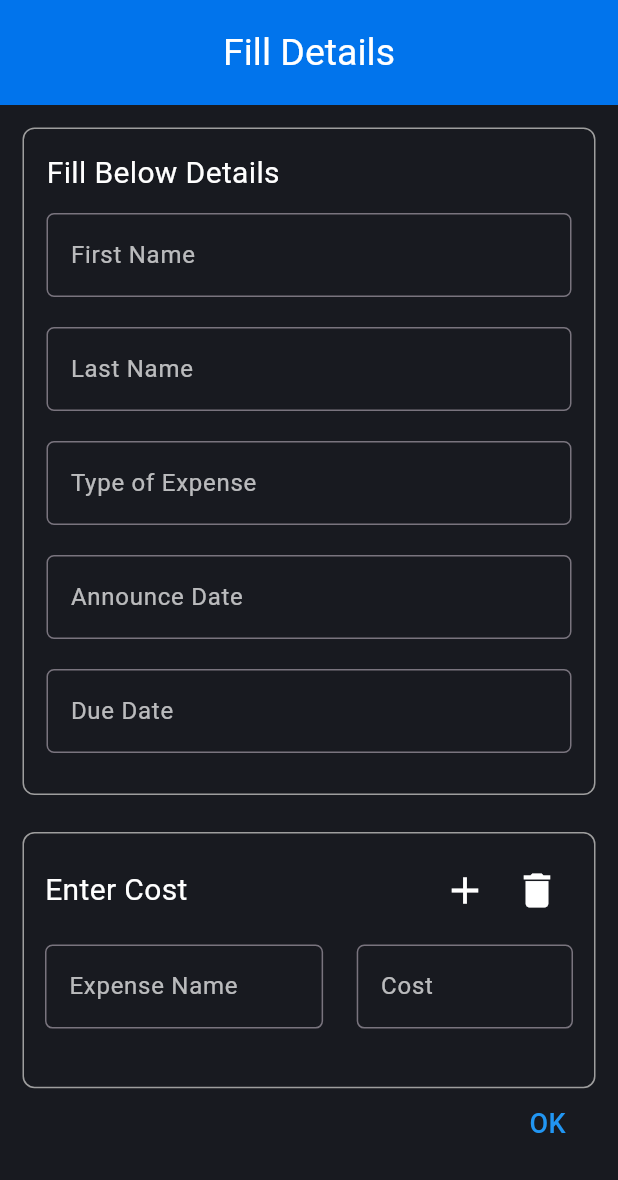
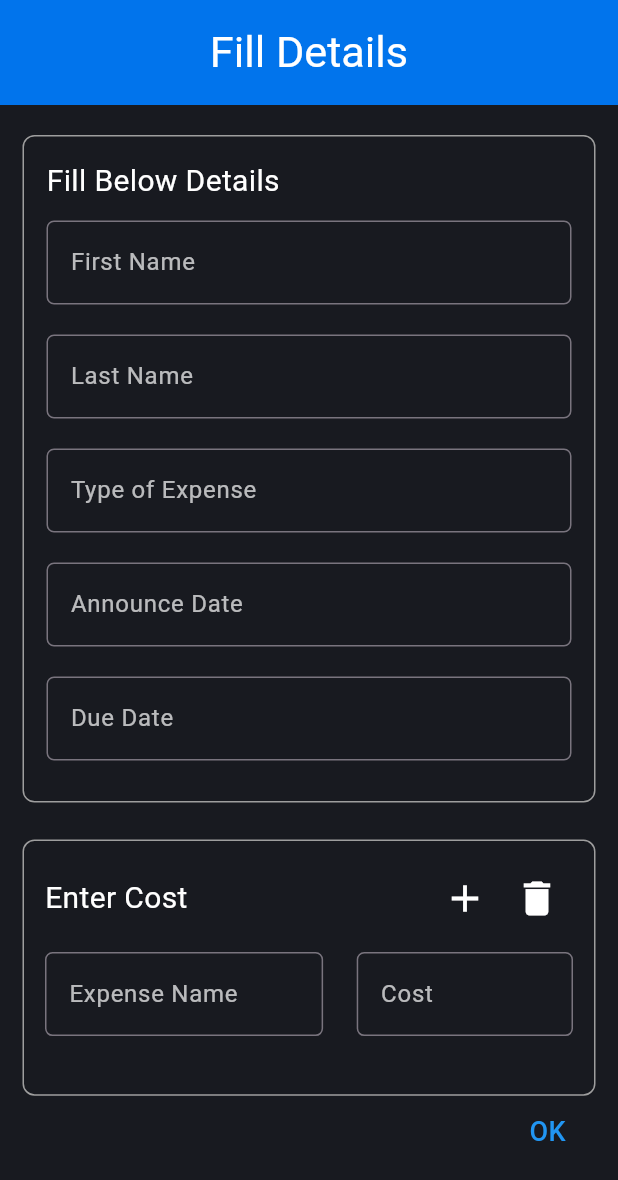
Before and after one commit to AnkitUmredkar/My_Practice, a Flutter app: the screen it shows after launch, after a tap on "Create New Invoice", on a phone screen of 412 x 824 dp. Shown: the top 1180 px of the screen. Run offline on Flutter 3.47's test engine with Material 3 defaults, Android fonts, the phone set to English and light mode, and no system bars; our stand-ins replace pdf, printing.

Commit message:
Initial commit

```diff
--- a/lib/Invoice Generator/Pdf.dart
+++ b/lib/Invoice Generator/Pdf.dart
@@ -35,7 +35,7 @@ class _PdfGeneratorState extends State<PdfGenerator> {
               )),
           title: Text(
             'PDF Preview',
-            style: TextStyle(color: Colors.white, fontSize: width * 0.05),
+            style: TextStyle(color: Colors.white, fontSize: width * 0.07),
           ),
         ),
         body: PdfPreview(
@@ -135,7 +135,7 @@ Future<Uint8List> generatePdf(double width, double height) async {
                                   color: const PdfColor.fromInt(0xff383738)))),
                       pd.Align(
                         alignment: pd.Alignment.centerRight,
-                        child: pd.Text('${invoiceList[SelectedIndex!].dueDate}',
+                        child: pd.Text('${invoiceList[SelectedIndex!].date}',
                             style: pd.TextStyle(fontSize: width * 0.04)),
                       ),
                       pd.SizedBox(height: 2),
@@ -148,7 +148,7 @@ Future<Uint8List> generatePdf(double width, double height) async {
                                   color: const PdfColor.fromInt(0xff383738)))),
                       pd.Align(
                         alignment: pd.Alignment.centerRight,
-                        child: pd.Text('${invoiceList[SelectedIndex!].date}',
+                        child: pd.Text('${invoiceList[SelectedIndex!].dueDate}',
                             style: pd.TextStyle(fontSize: width * 0.04)),
                       ),
                     ],
--- a/lib/Invoice Generator/details_page.dart
+++ b/lib/Invoice Generator/details_page.dart
@@ -25,7 +25,7 @@ class _DetailsPageState extends State<DetailsPage> {
           backgroundColor: const Color(0xff0174ec),
           title: Text(
             '${invoiceList[SelectedIndex!].category}',
-            style: TextStyle(color: Colors.white, fontSize: width * 0.05),
+            style: TextStyle(color: Colors.white, fontSize: width * 0.07),
           ),
           centerTitle: true,
           toolbarHeight: 70,
--- a/lib/Invoice Generator/fill_information.dart
+++ b/lib/Invoice Generator/fill_information.dart
@@ -19,14 +19,14 @@ class _FillDetailsState extends State<FillDetails> {
       appBar: AppBar(
         leading: const Icon(
           Icons.arrow_back,
-          color: const Color(0xff0174ec),
+          color: Color(0xff0174ec),
         ),
         toolbarHeight: 70,
         backgroundColor: const Color(0xff0174ec),
         centerTitle: true,
-        title: const Text(
+        title: Text(
           'Fill Details',
-          style: TextStyle(color: Colors.white, fontSize: 25),
+          style: TextStyle(color: Colors.white, fontSize: width * 0.07),
         ),
       ),
       body: Form(
@@ -34,7 +34,7 @@ class _FillDetailsState extends State<FillDetails> {
         child: SingleChildScrollView(
           physics: const BouncingScrollPhysics(),
           child: Padding(
-            padding: const EdgeInsets.all(15),
+            padding: const EdgeInsets.fromLTRB(15,20,15,15),
             child: Column(
               children: [
                 //todo------------------------> Name,SurName And Category
@@ -114,7 +114,6 @@ class _FillDetailsState extends State<FillDetails> {
                       TextFormField(
                         cursorColor: const Color(0xff0174ec),
                         style: const TextStyle(color: Colors.white),
-                        textInputAction: TextInputAction.next,
                         controller: txtCategory,
                         validator: (value) {
                           if (value!.isEmpty) {
@@ -403,6 +402,7 @@ class _FillDetailsState extends State<FillDetails> {
                                 date: txtDate.text,
                                 dueDate: txtDueDate.text),
                           );
+                          userInfoList.add({'txtName' : txtName,'txtSurName' : txtSurName,'txtCategory' : txtCategory,'txtDate' : txtDate,'txtDueDate' : txtDueDate,});
                           costList.add(costDetails);
                           total = 0;
                           for (int i = 0; i < costDetails.length; i++) {
--- a/lib/Invoice Generator/invoice_generator.dart
+++ b/lib/Invoice Generator/invoice_generator.dart
@@ -1,5 +1,3 @@
-import 'package:flutter/cupertino.dart';
-import 'package:flutter/foundation.dart';
 import 'package:flutter/material.dart';
 import 'fill_information.dart';
 
@@ -35,9 +33,9 @@ class _InvoiceGeneratorState extends State<InvoiceGenerator> {
           toolbarHeight: 70,
           backgroundColor: const Color(0xff0174ec),
           centerTitle: true,
-          title: const Text(
+          title: Text(
             'Invoice Generator',
-            style: TextStyle(color: Colors.white, fontSize: 25),
+            style: TextStyle(color: Colors.white, fontSize: width * 0.07),
           ),
         ),
         body: (blanckOrNot)
@@ -116,6 +114,11 @@ class _InvoiceGeneratorState extends State<InvoiceGenerator> {
                                     setState(() {
                                       editIndex = index;
                                       editInvoiceList = costList[editIndex];
+                                      txtName.text = invoiceList[editIndex].name!;
+                                      txtSurName.text = invoiceList[editIndex].surName!;
+                                      txtCategory.text = invoiceList[editIndex].category!;
+                                      txtDate.text = invoiceList[editIndex].date!;
+                                      txtDueDate.text = invoiceList[editIndex].dueDate!;
                                     });
                                     Navigator.of(context)
                                         .pushNamed('/EditInformation');
@@ -148,7 +151,6 @@ class _InvoiceGeneratorState extends State<InvoiceGenerator> {
               txtName = TextEditingController();
               txtSurName = TextEditingController();
               txtCategory = TextEditingController();
-              editOrNew = false;
               Navigator.pushReplacement(context,
                   MaterialPageRoute(builder: (context) => const FillDetails()));
             },
@@ -169,7 +171,7 @@ class _InvoiceGeneratorState extends State<InvoiceGenerator> {
                     Text(
                       ' Create New Invoice',
                       style: TextStyle(
-                          color: Colors.white, fontSize: width * 0.045),
+                          color: Colors.white, fontSize: width * 0.05),
                     )
                   ],
                 ))),
@@ -180,11 +182,8 @@ class _InvoiceGeneratorState extends State<InvoiceGenerator> {
 
 int? SelectedIndex;
 List<InvoiceModel> invoiceList = [];
-List costDetails = [];
-List costList = [];
-List showDetails = [];
-List editInvoiceList = [];
-bool editOrNew = false, blanckOrNot = true;
+List costDetails = [],costList = [],showDetails = [],editInvoiceList = [],userInfoList = [];
+bool blanckOrNot = true;
 late int editIndex;
 
 class InvoiceModel {
--- /dev/null
+++ b/lib/Invoice Generator/splash_screen.dart
@@ -0,0 +1,83 @@
+import 'dart:async';
+
+import 'package:flutter/material.dart';
+
+import 'invoice_generator.dart';
+
+class SplashScreen extends StatefulWidget {
+  const SplashScreen({super.key});
+
+  @override
+  State<SplashScreen> createState() => _SplashScreenState();
+}
+
+class _SplashScreenState extends State<SplashScreen> {
+  @override
+  void initState() {
+    super.initState();
+    Timer.periodic(const Duration(seconds: 1), (timer) {
+      setState(() {
+        value = value + 0.2;
+        if (value == 1) {
+          Navigator.pushReplacement(
+            context,
+            MaterialPageRoute(builder: (context) => const InvoiceGenerator()),
+          );
+        }
+      });
+    });
+  }
+
+  @override
+  Widget build(BuildContext context) {
+    double width = MediaQuery.of(context).size.width;
+    double height = MediaQuery.of(context).size.height;
+    return SafeArea(
+      child: Scaffold(
+        backgroundColor: const Color(0xff272728),
+        body: Padding(
+          padding: const EdgeInsets.fromLTRB(10, 0, 10, 30),
+          child: Stack(
+            children: [
+              Align(
+                alignment: Alignment.center,
+                child: Column(
+                  mainAxisSize: MainAxisSize.min,
+                  children: [
+                    Image.asset(
+                      'assets/images/img.png',
+                      height: width * 0.5,
+                    ),
+                     Text(
+                      '             GST\n Invoice Generator',
+                      style: TextStyle(
+                          color: Colors.white,
+                          fontWeight: FontWeight.bold,
+                          fontSize: width * 0.08),
+                    ),
+                  ],
+                ),
+              ),
+              Align(
+                alignment: Alignment.bottomCenter,
+                child: Container(
+                  height: 18,
+                  width: width,
+                  margin: const EdgeInsets.only(left: 8, right: 8),
+                  child: LinearProgressIndicator(
+                    backgroundColor: Colors.blueGrey,
+                    borderRadius: BorderRadius.circular(30),
+                    value: value,
+                    color: const Color(0xff002296),
+                  ),
+                ),
+              ),
+            ],
+          ),
+        ),
+      ),
+    );
+  }
+}
+
+double value = 0;
--- a/lib/main.dart
+++ b/lib/main.dart
@@ -1,4 +1,5 @@
 import 'package:flutter/material.dart';
+import 'package:modify_text/Invoice%20Generator/splash_screen.dart';
 import 'package:modify_text/ListView_ListTile/List_view.dart';
 import 'Current_Date_Time/Date_Time_Picker.dart';
 import 'Invoice Generator/Pdf.dart';
@@ -28,7 +29,8 @@ class MyApp extends StatelessWidget {
 
       //TODO Invoice Generator
       routes: {
-        '/': (context) => const InvoiceGenerator(),
+        '/': (context) => const SplashScreen(),
+        '/HomePage': (context) => const InvoiceGenerator(),
         '/FillDetails': (context) => const FillDetails(),
         '/DetailsPage': (context) => const DetailsPage(),
         '/EditInformation': (context) => const EditInformation(),
--- a/pubspec.yaml
+++ b/pubspec.yaml
@@ -68,6 +68,7 @@ flutter:
     - assets/images/icon.png
     - assets/images/qr.png
     - assets/images/file.png
+    - assets/images/img.png
 
   # An image asset can refer to one or more resolution-specific "variants", see
   # https://flutter.dev/assets-and-images/#resolution-aware
```
Also changed, not shown: lib/Invoice Generator/edit_information.dart (+11 -5 lines), assets/images/img.png (added).
